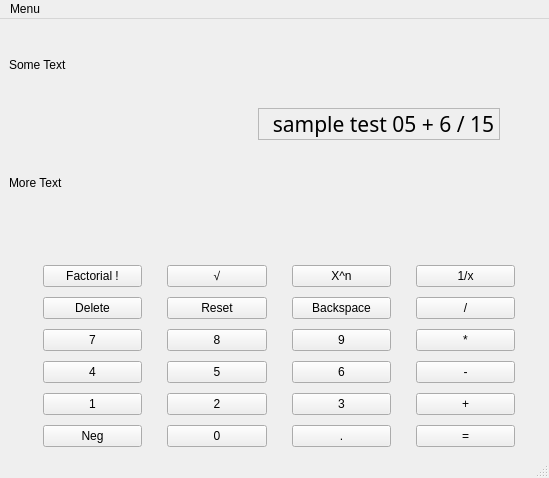
Zeeken25/Binary-IVS, file src/calc.ui: the form before one commit.
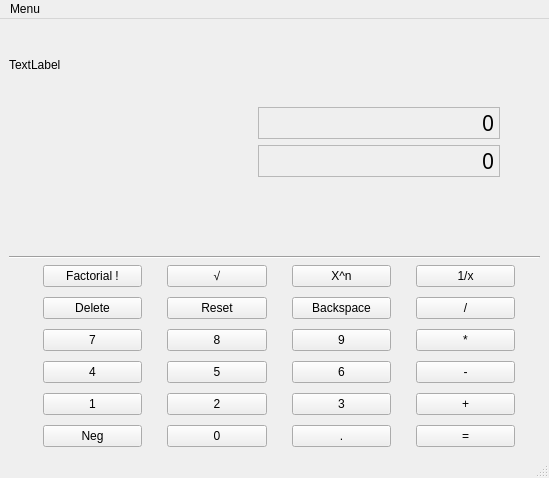
The form after the commit.

Commit message:
Logo, tweaks to functions and GUI
Added placeholder logo.
Added display for last result.
Tweaked several functions.
Several minor tweaks in GUI elements placement.

```diff
--- a/src/calc.ui
+++ b/src/calc.ui
@@ -20,26 +20,10 @@
    <property name="autoFillBackground">
     <bool>true</bool>
    </property>
-   <layout class="QVBoxLayout" name="verticalLayout_2">
+   <layout class="QVBoxLayout" name="verticalLayout">
     <item>
-     <layout class="QGridLayout" name="gridLayout_3">
-      <item row="2" column="2">
-       <spacer name="horizontalSpacer_4">
-        <property name="orientation">
-         <enum>Qt::Horizontal</enum>
-        </property>
-        <property name="sizeType">
-         <enum>QSizePolicy::Fixed</enum>
-        </property>
-        <property name="sizeHint" stdset="0">
-         <size>
-          <width>40</width>
-          <height>20</height>
-         </size>
-        </property>
-       </spacer>
-      </item>
-      <item row="3" column="1">
+     <layout class="QGridLayout" name="gridLayout_2">
+      <item row="4" column="1">
        <spacer name="verticalSpacer_2">
         <property name="orientation">
          <enum>Qt::Vertical</enum>
@@ -47,12 +31,66 @@
         <property name="sizeHint" stdset="0">
          <size>
           <width>20</width>
-          <height>40</height>
+          <height>43</height>
          </size>
         </property>
        </spacer>
       </item>
-      <item row="2" column="0">
+      <item row="3" column="1">
+       <widget class="QLabel" name="calcDisplay">
+        <property name="enabled">
+         <bool>true</bool>
+        </property>
+        <property name="maximumSize">
+         <size>
+          <width>1024</width>
+          <height>16777215</height>
+         </size>
+        </property>
+        <property name="font">
+         <font>
+          <family>Calibri Light</family>
+          <pointsize>16</pointsize>
+          <weight>50</weight>
+          <bold>false</bold>
+          <strikeout>false</strikeout>
+          <stylestrategy>PreferDefault</stylestrategy>
+          <kerning>true</kerning>
+         </font>
+        </property>
+        <property name="layoutDirection">
+         <enum>Qt::LeftToRight</enum>
+        </property>
+        <property name="autoFillBackground">
+         <bool>true</bool>
+        </property>
+        <property name="frameShape">
+         <enum>QFrame::StyledPanel</enum>
+        </property>
+        <property name="frameShadow">
+         <enum>QFrame::Sunken</enum>
+        </property>
+        <property name="lineWidth">
+         <number>2</number>
+        </property>
+        <property name="text">
+         <string>0</string>
+        </property>
+        <property name="textFormat">
+         <enum>Qt::RichText</enum>
+        </property>
+        <property name="scaledContents">
+         <bool>true</bool>
+        </property>
+        <property name="alignment">
+         <set>Qt::AlignRight|Qt::AlignTrailing|Qt::AlignVCenter</set>
+        </property>
+        <property name="wordWrap">
+         <bool>false</bool>
+        </property>
+       </widget>
+      </item>
+      <item row="3" column="0">
        <spacer name="horizontalSpacer">
         <property name="orientation">
          <enum>Qt::Horizontal</enum>
@@ -68,99 +106,104 @@
         </property>
        </spacer>
       </item>
-      <item row="0" column="1">
-       <spacer name="verticalSpacer">
+      <item row="2" column="1">
+       <widget class="QLabel" name="calcDisplayRes">
+        <property name="enabled">
+         <bool>true</bool>
+        </property>
+        <property name="maximumSize">
+         <size>
+          <width>1024</width>
+          <height>16777215</height>
+         </size>
+        </property>
+        <property name="font">
+         <font>
+          <family>Calibri Light</family>
+          <pointsize>16</pointsize>
+          <weight>50</weight>
+          <bold>false</bold>
+          <strikeout>false</strikeout>
+          <stylestrategy>PreferDefault</stylestrategy>
+          <kerning>true</kerning>
+         </font>
+        </property>
+        <property name="layoutDirection">
+         <enum>Qt::LeftToRight</enum>
+        </property>
+        <property name="autoFillBackground">
+         <bool>true</bool>
+        </property>
+        <property name="frameShape">
+         <enum>QFrame::StyledPanel</enum>
+        </property>
+        <property name="frameShadow">
+         <enum>QFrame::Sunken</enum>
+        </property>
+        <property name="lineWidth">
+         <number>2</number>
+        </property>
+        <property name="text">
+         <string>0</string>
+        </property>
+        <property name="textFormat">
+         <enum>Qt::RichText</enum>
+        </property>
+        <property name="scaledContents">
+         <bool>true</bool>
+        </property>
+        <property name="alignment">
+         <set>Qt::AlignRight|Qt::AlignTrailing|Qt::AlignVCenter</set>
+        </property>
+        <property name="wordWrap">
+         <bool>false</bool>
+        </property>
+       </widget>
+      </item>
+      <item row="3" column="2">
+       <spacer name="horizontalSpacer_4">
         <property name="orientation">
-         <enum>Qt::Vertical</enum>
+         <enum>Qt::Horizontal</enum>
+        </property>
+        <property name="sizeType">
+         <enum>QSizePolicy::Fixed</enum>
         </property>
         <property name="sizeHint" stdset="0">
          <size>
-          <width>20</width>
-          <height>40</height>
+          <width>40</width>
+          <height>20</height>
          </size>
         </property>
        </spacer>
       </item>
       <item row="0" column="0">
-       <layout class="QVBoxLayout" name="verticalLayout">
-        <item>
-         <widget class="QLabel" name="label">
-          <property name="text">
-           <string>Some Text</string>
-          </property>
-         </widget>
-        </item>
-       </layout>
-      </item>
-      <item row="2" column="1" alignment="Qt::AlignVCenter">
-       <widget class="QLabel" name="calcDisplay">
-        <property name="enabled">
-         <bool>true</bool>
-        </property>
-        <property name="font">
-         <font>
-          <family>Calibri Light</family>
-          <pointsize>16</pointsize>
-          <weight>50</weight>
-          <bold>false</bold>
-          <strikeout>false</strikeout>
-          <stylestrategy>PreferDefault</stylestrategy>
-          <kerning>true</kerning>
-         </font>
-        </property>
-        <property name="layoutDirection">
-         <enum>Qt::LeftToRight</enum>
-        </property>
-        <property name="autoFillBackground">
-         <bool>true</bool>
-        </property>
-        <property name="frameShape">
-         <enum>QFrame::StyledPanel</enum>
-        </property>
-        <property name="frameShadow">
-         <enum>QFrame::Sunken</enum>
-        </property>
-        <property name="lineWidth">
-         <number>2</number>
-        </property>
+       <widget class="QLabel" name="Logo">
         <property name="text">
-         <string>sample test 05 + 6 / 15</string>
+         <string>TextLabel</string>
         </property>
-        <property name="scaledContents">
-         <bool>true</bool>
-        </property>
-        <property name="alignment">
-         <set>Qt::AlignRight|Qt::AlignTrailing|Qt::AlignVCenter</set>
-        </property>
-        <property name="wordWrap">
-         <bool>false</bool>
-        </property>
        </widget>
       </item>
-      <item row="3" column="0">
-       <widget class="QLabel" name="label_2">
-        <property name="text">
-         <string>More Text</string>
+      <item row="0" column="1">
+       <spacer name="verticalSpacer">
+        <property name="orientation">
+         <enum>Qt::Vertical</enum>
         </property>
-       </widget>
+        <property name="sizeHint" stdset="0">
+         <size>
+          <width>20</width>
+          <height>28</height>
+         </size>
+        </property>
+       </spacer>
       </item>
      </layout>
     </item>
     <item>
-     <spacer name="verticalSpacer_4">
+     <widget class="Line" name="line">
       <property name="orientation">
-       <enum>Qt::Vertical</enum>
+       <enum>Qt::Horizontal</enum>
       </property>
-      <property name="sizeType">
-       <enum>QSizePolicy::Fixed</enum>
-      </property>
-      <property name="sizeHint" stdset="0">
-       <size>
-        <width>20</width>
-        <height>40</height>
-       </size>
-      </property>
-     </spacer>
+     </widget>
     </item>
     <item>
      <layout class="QGridLayout" name="gridLayout">
@@ -294,6 +337,9 @@
         <property name="text">
          <string>8</string>
         </property>
+        <property name="shortcut">
+         <string>8</string>
+        </property>
        </widget>
       </item>
       <item row="5" column="1">
@@ -398,7 +444,7 @@
        </widget>
       </item>
       <item row="3" column="3">
-       <widget class="QPushButton" name="btn8_2">
+       <widget class="QPushButton" name="btn9">
         <property name="text">
          <string>9</string>
         </property>
@@ -445,13 +491,19 @@
      <string>Menu</string>
     </property>
     <addaction name="actionPolozka1"/>
+    <addaction name="actionAuto_i"/>
    </widget>
    <addaction name="menuMenu"/>
   </widget>
   <widget class="QStatusBar" name="statusbar"/>
   <action name="actionPolozka1">
    <property name="text">
-    <string>polozka1</string>
+    <string>Nápověda</string>
+   </property>
+  </action>
+  <action name="actionAuto_i">
+   <property name="text">
+    <string>Autoři</string>
    </property>
   </action>
  </widget>
```
The commit also changes 2 other files.
